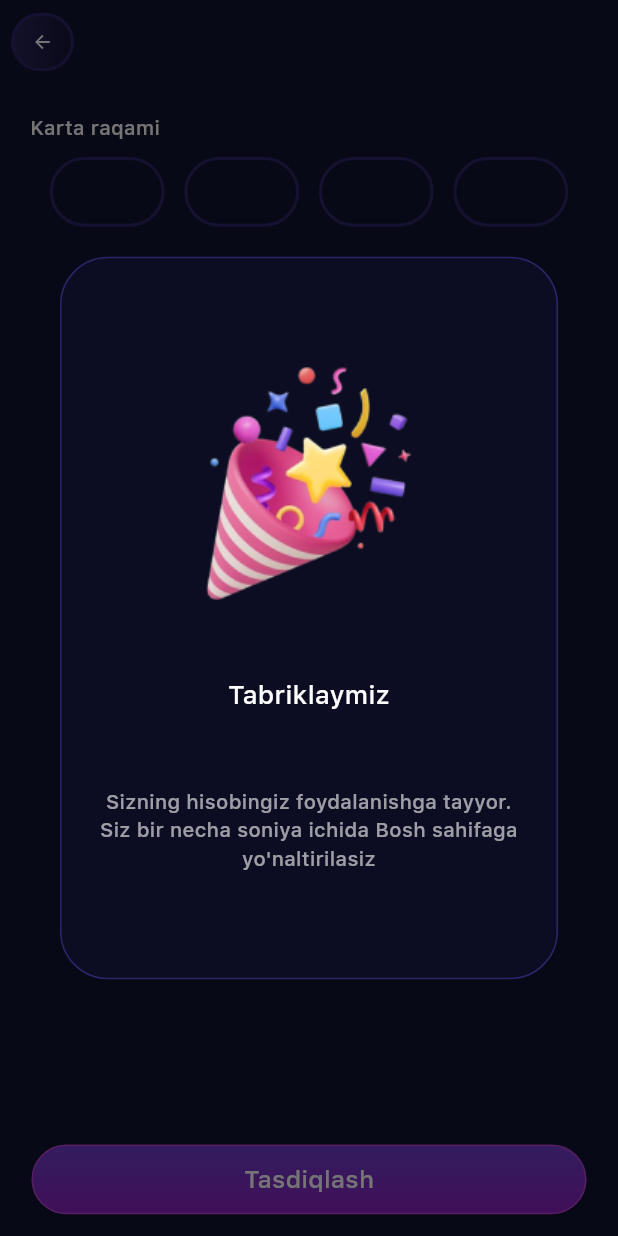
After one commit to azizbek123411/yulduzlar_cosinius, a Flutter app: the EnterCode screen opened directly, after a tap on "Tasdiqlash", on a phone screen of 412 x 824 dp. The commit adds this screen. Run offline on Flutter 3.47's test engine with Material 3 defaults, Android fonts, the phone set to English and light mode, and no system bars; drawn by our look-alikes of pin_code_fields; our stand-ins replace bloc, flutter_svg.

Commit message:
order_myself

```diff
--- /dev/null
+++ b/lib/src/ui/screens/order_screens/enter_code.dart
@@ -0,0 +1,99 @@
+import 'package:flutter/material.dart';
+import 'package:pin_code_fields/pin_code_fields.dart';
+import 'package:yulduzlar_cosinius/src/config/appcolors.dart';
+import 'package:yulduzlar_cosinius/src/config/font_size.dart';
+import 'package:yulduzlar_cosinius/src/repository/constants/text_style.dart';
+import 'package:yulduzlar_cosinius/src/repository/utils/creen_utils.dart';
+import 'package:yulduzlar_cosinius/src/repository/utils/space.dart';
+import 'package:yulduzlar_cosinius/src/ui/widgets/buttons.dart';
+import 'package:yulduzlar_cosinius/src/ui/widgets/dialog.dart';
+import 'package:yulduzlar_cosinius/src/ui/widgets/main_button.dart';
+
+import '../../../repository/utils/app_padding.dart';
+
+class EnterCode extends StatelessWidget {
+  EnterCode({super.key});
+
+  TextEditingController smsController = TextEditingController();
+
+  @override
+  Widget build(BuildContext context) {
+    return Scaffold(
+      appBar: AppBar(
+        backgroundColor: Colors.transparent,
+        leading: Row(
+          children: [
+            WBox(2.w),
+            ButtonWidget(
+                onTap: () {},
+                path: "assets/svg/Frame.svg",
+                h: 40.h,
+                w: 40.w,
+                radius: 50),
+          ],
+        ),
+      ),
+      backgroundColor: AppColors.mainBackground,
+      body: SingleChildScrollView(
+        child: Padding(
+          padding: Dis.all(20),
+          child: Column(
+            crossAxisAlignment: CrossAxisAlignment.start,
+            children: [
+              Text(
+                "Karta raqami",
+                style: AppTextStyle.instance.w600.copyWith(
+                  fontSize: FontSizeConst.instance.smallFont,
+                  color: AppColors.colorFFF,
+                ),
+              ),
+              HBox(10.h),
+              PinCodeTextField(
+                appContext: context,
+                length: 4,
+                controller: smsController,
+                mainAxisAlignment: MainAxisAlignment.spaceEvenly,
+                textStyle: AppTextStyle.instance.w700.copyWith(
+                  fontSize: FontSizeConst.instance.extraLargeFont,
+                  color: AppColors.colorFFF,
+                ),
+                pinTheme: PinTheme(
+                  shape: PinCodeFieldShape.box,
+                  borderRadius: BorderRadius.circular(50),
+                  fieldHeight: 48.h,
+                  fieldWidth: 73.w,
+                  selectedColor: AppColors.colorC042D7,
+                  selectedFillColor: AppColors.colorC042D7.withOpacity(0.1),
+                  activeColor: AppColors.color2d256b,
+                  activeFillColor: AppColors.color2d256b,
+                  inactiveColor: AppColors.color2d256b,
+                  inactiveFillColor: AppColors.color2d256b,
+                ),
+              )
+            ],
+          ),
+        ),
+      ),
+      bottomNavigationBar: Padding(
+        padding: Dis.only(lr: 20.w, tb: 15.h),
+        child: MainButton(
+            height: 48.h,
+            width: double.infinity,
+            title: "Tasdiqlash",
+            onTap: () {
+              showDialog(
+                context: context,
+                builder: (BuildContext context) => ShowDialog(
+                  subtitle:
+                      "Sizning hisobingiz foydalanishga tayyor. Siz bir necha soniya ichida Bosh sahifaga yo'naltirilasiz",
+                  title: "Tabriklaymiz",
+                  onTap: () {},
+                  imagePath: "assets/images/_fpdl 1.png", w: 345.w, h: 498.h, radius:32,
+                ),
+              );
+            },
+            radius: 50),
+      ),
+    );
+  }
+}
--- /dev/null
+++ b/lib/src/ui/widgets/dialog.dart
@@ -0,0 +1,59 @@
+import 'package:flutter/material.dart';
+import 'package:yulduzlar_cosinius/src/config/font_size.dart';
+import 'package:yulduzlar_cosinius/src/repository/constants/text_style.dart';
+import 'package:yulduzlar_cosinius/src/repository/utils/app_padding.dart';
+
+import '../../config/appcolors.dart';
+
+class ShowDialog extends StatelessWidget {
+  String title;
+  String subtitle;
+  String imagePath;
+  double h;
+  double w;
+  double radius;
+  void Function() onTap;
+   ShowDialog({super.key,
+     required this.radius,
+     required this.subtitle,
+     required this.title,
+     required this.onTap,
+     required this.imagePath,
+   required this.w,
+   required this.h});
+
+  @override
+  Widget build(BuildContext context) {
+    return Center(
+      child: Dialog(
+        backgroundColor: Colors.transparent,
+       child: Container(
+         padding: Dis.all(20),
+         height: h,
+         width: w,
+         decoration: BoxDecoration(color: AppColors.mainBackground.withOpacity(0.4),
+           borderRadius: BorderRadius.circular(radius),
+           border: Border.all(color: AppColors.color2d256b),
+         ),
+
+         child:Column(
+           crossAxisAlignment: CrossAxisAlignment.center,
+           mainAxisAlignment: MainAxisAlignment.spaceEvenly,
+           children: [
+             const Image(image: AssetImage("assets/images/_fpdl 1.png"),),
+             Text(title,style: AppTextStyle.instance.w600.copyWith(
+                 fontSize: FontSizeConst.instance.largeFont,
+                 color: AppColors.colorFFF
+             ),),
+             Text(subtitle,style: AppTextStyle.instance.w400.copyWith(
+                 fontSize: FontSizeConst.instance.smallFont,
+                 color: AppColors.colorFFF60
+             ),
+             textAlign: TextAlign.center,),
+           ],
+         )
+       ),
+      ),
+    );
+  }
+}
--- a/lib/src/ui/widgets/text_field.dart
+++ b/lib/src/ui/widgets/text_field.dart
@@ -61,14 +61,14 @@ class TextFields extends StatelessWidget {
             ),
             readOnly: readOnly,
             decoration: InputDecoration(
-              prefix: prefix,
+              prefixIcon: prefix,
               suffix: suffixIcon,
               // contentPadding: Dis.all(20),
               border: InputBorder.none,
               hintText: hintText,
               hintStyle: AppTextStyle.instance.w500.copyWith(
                 fontSize: FontSizeConst.instance.smallFont,
-                color: AppColors.colorFFF,
+                color: AppColors.colorFFF60,
               ),
             ),
           ),
--- a/pubspec.yaml
+++ b/pubspec.yaml
@@ -38,6 +38,7 @@ dependencies:
   bloc: ^8.1.2
   flutter_bloc: ^8.1.3
   flutter_svg: ^2.0.9
+  pin_code_fields: ^8.0.1
 
 dev_dependencies:
   flutter_test:
```
Also changed, not shown: lib/src/ui/screens/order_screens/add_card.dart (added, +77 -0 lines), lib/src/ui/screens/order_screens/finishing_time.dart (+34 -0 lines), assets/images/_fpdl 1.png (added), assets/svg/card.svg (added), pubspec.lock.
